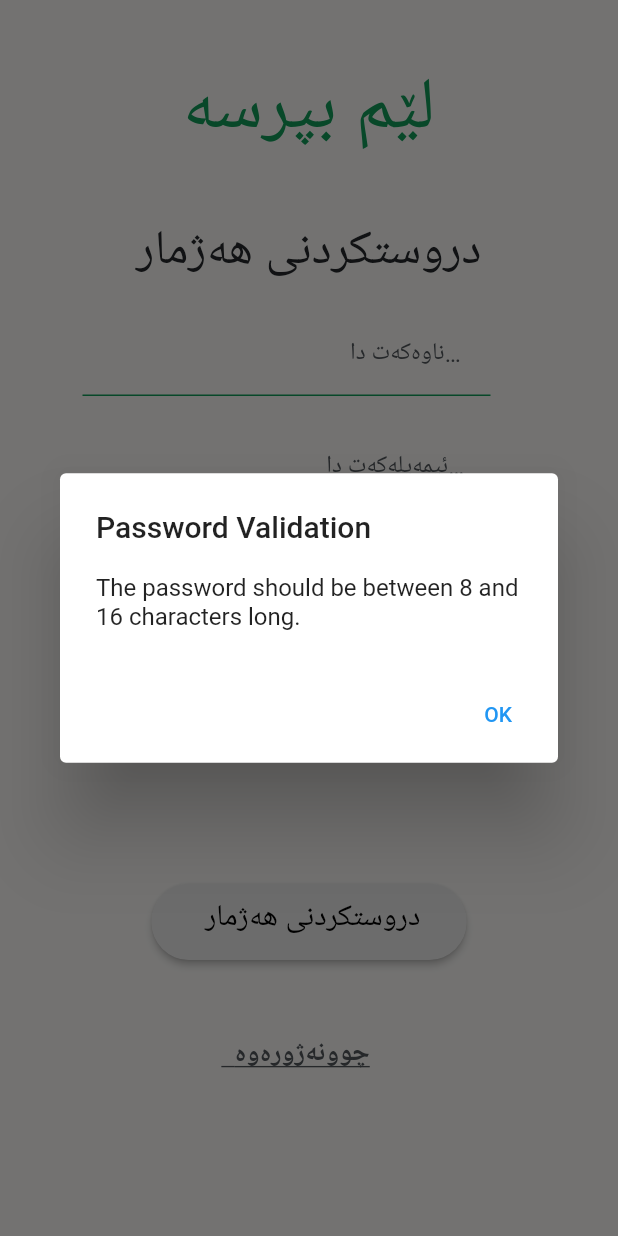
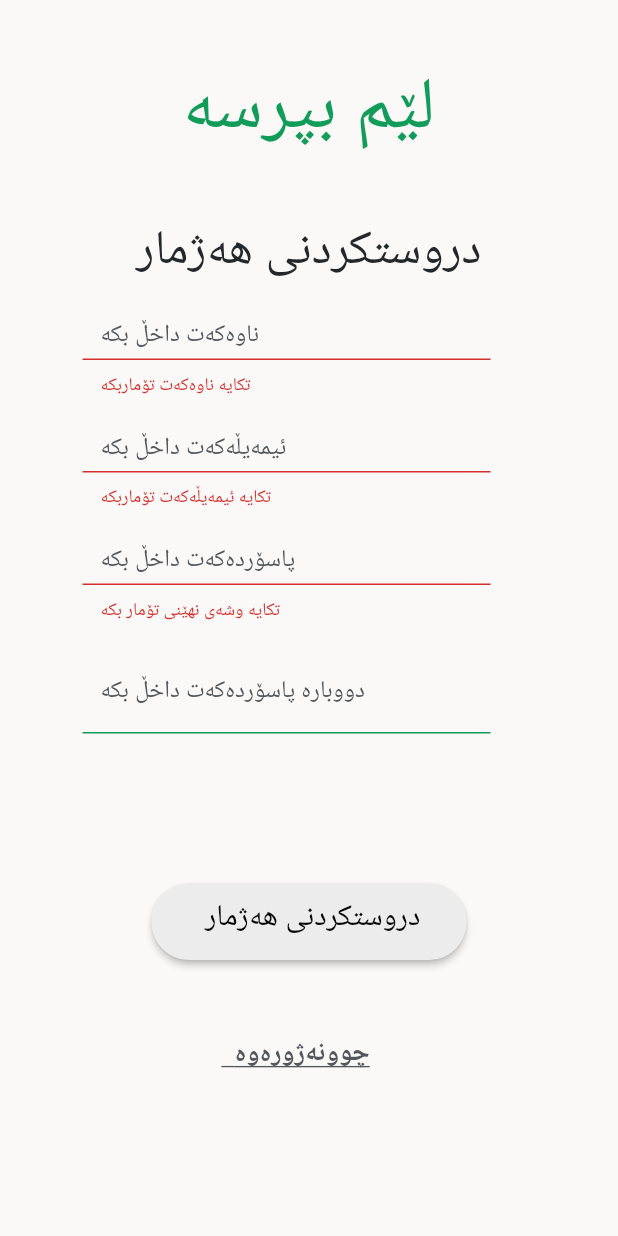
Before and after one commit to Diary-hub/AskMe-Hackasuly, a Flutter app: the SignUp_Page screen opened directly, after a tap on "دروستکردنی هەژمار", on a phone screen of 412 x 824 dp. Run offline on Flutter 3.47's test engine with Material 2 defaults, Android fonts, the phone set to English and light mode, and no system bars; our stand-ins replace firebase_auth, firebase_core; accounts and stored records are empty; project files that could hold a hidden picture were left out.

Commit message:
signup validation

```diff
--- a/application/askme/lib/signup.dart
+++ b/application/askme/lib/signup.dart
@@ -13,39 +13,62 @@ class _SignUp_PageState extends State<SignUp_Page> {
   final TextEditingController emailController = TextEditingController();
   final TextEditingController passwordController = TextEditingController();
 
-  bool isPasswordValid() {
-    final password = passwordController.text;
-    return password.length >= 8 && password.length <= 16;
+  String? usernameErrorText;
+  String? emailErrorText;
+  String? passwordErrorText;
+
+  bool validateForm() {
+    bool isValid = true;
+
+    if (usernameController.text.isEmpty) {
+      setState(() {
+        usernameErrorText = 'تکایە ناوەکەت تۆماربکە';
+      });
+      isValid = false;
+    } else {
+      setState(() {
+        usernameErrorText = null;
+      });
+    }
+
+    if (emailController.text.isEmpty) {
+      setState(() {
+        emailErrorText = 'تکایە ئیمەیڵەکەت تۆماربکە';
+      });
+      isValid = false;
+    } else {
+      setState(() {
+        emailErrorText = null;
+      });
+    }
+
+    if (passwordController.text.isEmpty) {
+      setState(() {
+        passwordErrorText = 'تکایە وشەی نهێنی تۆمار بکە';
+      });
+      isValid = false;
+    } else if (passwordController.text.length < 8 ||
+        passwordController.text.length > 16) {
+      setState(() {
+        passwordErrorText = 'وشەی نهێنی پێویستە لە نێوان ٨ و ١٦ کارەکتەربێت';
+      });
+      isValid = false;
+    } else {
+      setState(() {
+        passwordErrorText = null;
+      });
+    }
+
+    return isValid;
   }
 
   void signUp() {
-    if (!isPasswordValid()) {
-      showDialog(
-        context: context,
-        builder: (context) {
-          return AlertDialog(
-            title: Text('Password Validation'),
-            content: Text(
-                'The password should be between 8 and 16 characters long.'),
-            actions: [
-              TextButton(
-                onPressed: () => Navigator.pop(context),
-                child: Text('OK'),
-              ),
-            ],
-          );
-        },
-      );
-      return;
+    if (validateForm()) {
+      // Perform signup logic here
+      // If all fields are valid, proceed with signup process
+      // Otherwise, the error messages will be displayed
+      // and the user won't be able to proceed until the fields are fixed
     }
-
-    // Code to send signup data to Firebase authentication
-    // ...
-
-    // Clear the text fields after signup
-    usernameController.clear();
-    emailController.clear();
-    passwordController.clear();
   }
 
   @override
@@ -102,23 +125,23 @@ class _SignUp_PageState extends State<SignUp_Page> {
                         height: 55,
                         child: TextFormField(
                           controller: usernameController,
-                          decoration: const InputDecoration(
+                          decoration: InputDecoration(
                             filled: true,
                             fillColor: Colors.transparent,
-                            labelText:
-                                ("                                          ناوەکەت داخڵ بکە "),
+                            labelText: "ناوەکەت داخڵ بکە",
                             floatingLabelBehavior: FloatingLabelBehavior.auto,
                             enabledBorder: UnderlineInputBorder(
                               borderSide: BorderSide(
                                 color: Color(0xFF119C59),
-                              ), // Set your desired color here
+                              ),
                             ),
                             labelStyle: TextStyle(color: Color(0xFF52575C)),
+                            errorText: usernameErrorText,
                           ),
                         ),
                       ),
                     ),
-                    //email
+                    // email
                     Padding(
                       padding: const EdgeInsets.only(top: 20, right: 30),
                       child: SizedBox(
@@ -126,23 +149,23 @@ class _SignUp_PageState extends State<SignUp_Page> {
                         height: 55,
                         child: TextFormField(
                           controller: emailController,
-                          decoration: const InputDecoration(
+                          decoration: InputDecoration(
                             filled: true,
                             fillColor: Colors.transparent,
-                            labelText:
-                                ("                                      ئیمەیڵەکەت داخڵ بکە"),
+                            labelText: "ئیمەیڵەکەت داخڵ بکە",
                             floatingLabelBehavior: FloatingLabelBehavior.auto,
                             enabledBorder: UnderlineInputBorder(
                               borderSide: BorderSide(
                                 color: Color(0xFF119C59),
-                              ), // Set your desired color here
+                              ),
                             ),
                             labelStyle: TextStyle(color: Color(0xFF52575C)),
+                            errorText: emailErrorText,
                           ),
                         ),
                       ),
                     ),
-                    //password
+                    // password
                     Padding(
                       padding: const EdgeInsets.only(top: 20, right: 30),
                       child: SizedBox(
@@ -150,19 +173,18 @@ class _SignUp_PageState extends State<SignUp_Page> {
                         height: 55,
                         child: TextFormField(
                           controller: passwordController,
-                          obscureText: true,
-                          decoration: const InputDecoration(
+                          decoration: InputDecoration(
                             filled: true,
                             fillColor: Colors.transparent,
-                            labelText:
-                                ("                                    پاسۆردەکەت داخڵ بکە "),
+                            labelText: "پاسۆردەکەت داخڵ بکە",
                             floatingLabelBehavior: FloatingLabelBehavior.auto,
                             enabledBorder: UnderlineInputBorder(
                               borderSide: BorderSide(
                                 color: Color(0xFF119C59),
-                              ), // Set your desired color here
+                              ),
                             ),
                             labelStyle: TextStyle(color: Color(0xFF52575C)),
+                            errorText: passwordErrorText,
                           ),
                         ),
                       ),
@@ -174,17 +196,15 @@ class _SignUp_PageState extends State<SignUp_Page> {
                         width: 272,
                         height: 55,
                         child: TextFormField(
-                          obscureText: true,
-                          decoration: const InputDecoration(
-                            labelText:
-                                "                         دووبارە پاسۆردەکەت داخڵ بکە ",
+                          decoration: InputDecoration(
+                            labelText: "دووبارە پاسۆردەکەت داخڵ بکە",
                             filled: true,
                             fillColor: Colors.transparent,
                             floatingLabelBehavior: FloatingLabelBehavior.auto,
                             enabledBorder: UnderlineInputBorder(
                               borderSide: BorderSide(
                                 color: Color(0xFF119C59),
-                              ), // Set your desired color here
+                              ),
                             ),
                             labelStyle: TextStyle(color: Color(0xFF52575C)),
                           ),
@@ -207,16 +227,17 @@ class _SignUp_PageState extends State<SignUp_Page> {
                                   const Color.fromARGB(255, 236, 236, 236),
                             ),
                             onPressed: signUp,
-                            child: const Padding(
-                              padding: EdgeInsets.only(top: 9),
+                            child: Padding(
+                              padding: const EdgeInsets.only(top: 9),
                               child: Column(
                                 children: [
                                   Center(
                                     child: Text(
                                       " دروستکردنی هەژمار",
                                       style: TextStyle(
-                                          color: Color.fromARGB(255, 0, 0, 0),
-                                          fontSize: 20),
+                                        color: Color.fromARGB(255, 0, 0, 0),
+                                        fontSize: 20,
+                                      ),
                                     ),
                                   ),
                                 ],
@@ -237,9 +258,7 @@ class _SignUp_PageState extends State<SignUp_Page> {
                     onTap: () {
                       Navigator.pushReplacement(
                         context,
-                        MaterialPageRoute(
-                          builder: (context) => Login_page(),
-                        ),
+                        MaterialPageRoute(builder: (context) => Login_page()),
                       );
                     },
                     child: const Center(
```
